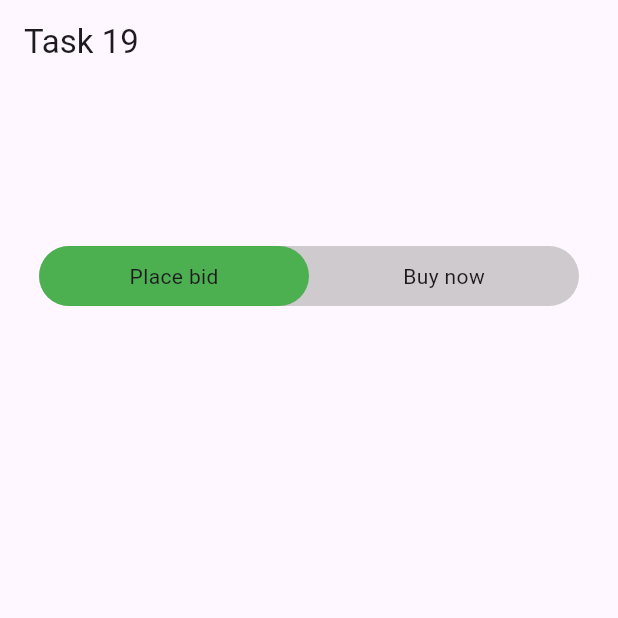
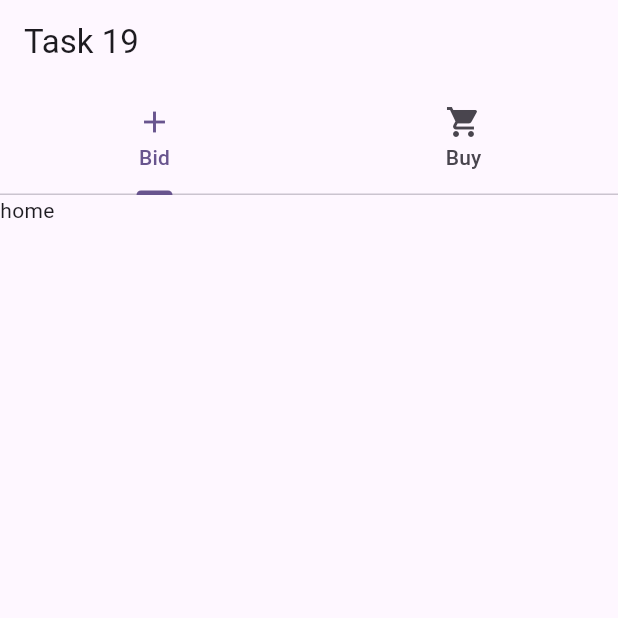
Before and after one commit to kalemullah/female_class_UI, a Flutter app: the screen it shows after launch, on a phone screen of 412 x 824 dp, the top half of it. Run offline on Flutter 3.47's test engine with Material 3 defaults, Android fonts, the phone set to English and light mode, and no system bars; missing offline and left inert: animated_rating_stars.

Commit message:
tabar is done

```diff
--- a/lib/task19.dart
+++ b/lib/task19.dart
@@ -18,64 +18,41 @@ class _Task19State extends State<Task19> {
 
   @override
   Widget build(BuildContext context) {
-    return Scaffold(
-        appBar: AppBar(
-          title: Text('Task 19'),
-        ),
-        body: Center(
-          child: Column(
+    return DefaultTabController(
+      length: 2,
+      child: Scaffold(
+          appBar: AppBar(
+            title: Text('Task 19'),
+            bottom: TabBar(
+              tabs: [
+                Tab(
+                  text: 'Bid',
+                  icon: Icon(Icons.add),
+                ),
+                Tab(
+                  text: 'Buy',
+                  icon: Icon(Icons.shopping_cart),
+                )
+              ],
+            ),
+          ),
+          body: TabBarView(
             children: [
-              SizedBox(
-                height: 100,
-              ),
-              Padding(
-                padding: const EdgeInsets.all(8.0),
-                child: Container(
-                  height: 40,
-                  width: 360,
-                  decoration: BoxDecoration(
-                      color: Colors.grey.withOpacity(.5),
-                      borderRadius: BorderRadius.all(Radius.circular(30))),
-                  child: Row(
-                    children: [
-                      GestureDetector(
-                        onTap: () {
-                          selectcolor(true);
-                        },
-                        child: Container(
-                          height: 40,
-                          width: 180,
-                          decoration: BoxDecoration(
-                              color: isbidSelected
-                                  ? Colors.green
-                                  : Colors.transparent,
-                              borderRadius:
-                                  BorderRadius.all(Radius.circular(30))),
-                          child: Center(child: Text('Place bid')),
-                        ),
-                      ),
-                      GestureDetector(
-                        onTap: () {
-                          selectcolor(false);
-                        },
-                        child: Container(
-                          height: 40,
-                          width: 180,
-                          decoration: BoxDecoration(
-                              color: isbidSelected
-                                  ? Colors.transparent
-                                  : Colors.green,
-                              borderRadius:
-                                  BorderRadius.all(Radius.circular(30))),
-                          child: Center(child: Text('Buy now')),
-                        ),
-                      ),
-                    ],
-                  ),
-                ),
-              )
+              customHomeWidget(),
+              Text('cart'),
             ],
-          ),
-        ));
+          )),
+    );
   }
 }
+
+class customHomeWidget extends StatelessWidget {
+  const customHomeWidget({
+    super.key,
+  });
+
+  @override
+  Widget build(BuildContext context) {
+    return Text('home');
+  }
+}
```
